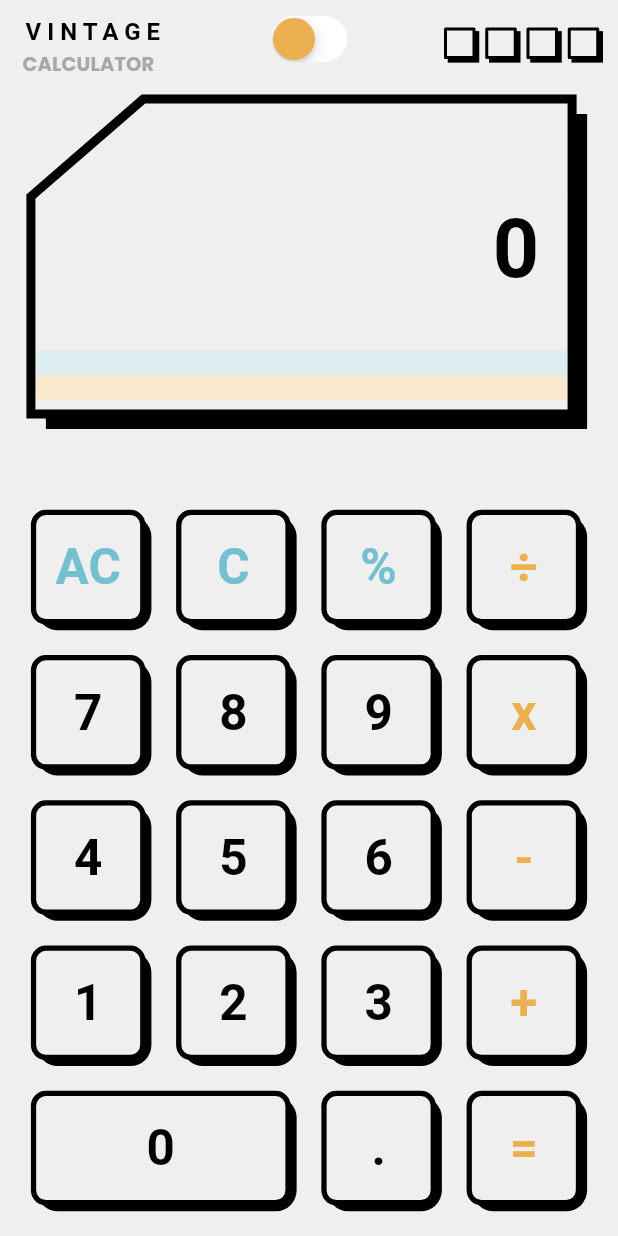
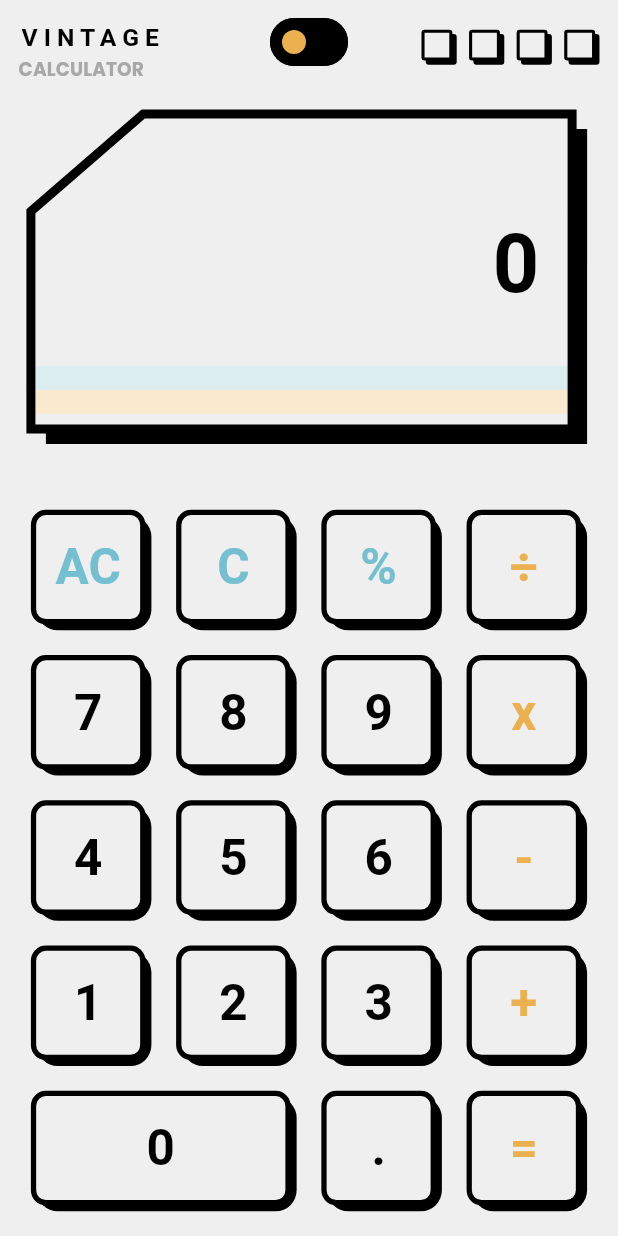
Before and after one commit to recepsenoglu/flutter_calculator, a Flutter app: the screen it shows after launch, on a phone screen of 412 x 824 dp. Run offline on Flutter 3.47's test engine with Material 3 defaults, Android fonts, the phone set to English and light mode, and no system bars; our stand-ins replace google_fonts, shared_preferences; Roboto replaces fonts that are missing (Michroma).

Commit message:
appBar sizes fixed

```diff
--- a/lib/feature/app_bar.dart
+++ b/lib/feature/app_bar.dart
@@ -1,19 +1,18 @@
-import 'package:flutter/cupertino.dart';
 import 'package:flutter/material.dart';
 import 'package:provider/provider.dart';
 
 import '../model/theme_model.dart';
+import '../utils/app_sizes.dart';
 
 class CalculatorAppBar extends StatelessWidget implements PreferredSizeWidget {
   const CalculatorAppBar({super.key});
 
   @override
-  Size get preferredSize => const Size.fromHeight(kToolbarHeight);
+  Size get preferredSize => Size.fromHeight(AppSizes.getHeight(0.08));
 
   @override
   Widget build(BuildContext context) {
     return AppBar(
-      toolbarHeight: 52,
       titleSpacing: 0,
       title: const Row(
         mainAxisAlignment: MainAxisAlignment.spaceBetween,
@@ -37,12 +36,34 @@ class _BrandName extends StatelessWidget {
 
     return Expanded(
       child: Padding(
-        padding: const EdgeInsets.fromLTRB(15, 10, 0, 0),
+        padding: EdgeInsets.only(
+          left: AppSizes.getWidth(0.03),
+          top: AppSizes.getHeight(0.015),
+        ),
         child: Column(
           crossAxisAlignment: CrossAxisAlignment.start,
           children: [
-            Text(strBrand, style: Theme.of(context).textTheme.titleMedium?.copyWith(fontSize: 16)),
-            Text(strCalculator, style: Theme.of(context).textTheme.titleSmall),
+            ConstrainedBox(
+              constraints: BoxConstraints(
+                maxWidth: AppSizes.getWidth(0.35),
+              ),
+              child: FittedBox(
+                child: Text(
+                  strBrand,
+                  style: Theme.of(context)
+                      .textTheme
+                      .titleMedium
+                      ?.copyWith(fontSize: AppSizes.getHeight(0.02)),
+                ),
+              ),
+            ),
+            Text(
+              strCalculator,
+              style: Theme.of(context)
+                  .textTheme
+                  .titleSmall
+                  ?.copyWith(fontSize: AppSizes.getHeight(0.015)),
+            ),
           ],
         ),
       ),
@@ -57,16 +78,18 @@ class _ThemeSwitch extends StatelessWidget {
   Widget build(BuildContext context) {
     return Consumer<ThemeModel>(
       builder: (context, ThemeModel themeProvider, child) {
-        return CupertinoSwitch(
+        return Switch.adaptive(
           value: themeProvider.isDark,
           onChanged: (isDark) {
             themeProvider.changeTheme(isDark);
           },
           activeColor: const Color(0xFF363636),
-          trackColor: Colors.white,
-          thumbColor: themeProvider.isDark
+          trackColor: MaterialStateProperty.all<Color>(Colors.black),
+          thumbColor: MaterialStateProperty.all<Color>(
+            themeProvider.isDark
                 ? const Color(0xFF75C0D0)
                 : const Color(0xFFEBB04F),
+          ),
         );
       },
     );
@@ -79,39 +102,56 @@ class _SolarPanels extends StatelessWidget {
   @override
   Widget build(BuildContext context) {
     return Expanded(
-      child: Padding(
-        padding: const EdgeInsets.fromLTRB(0, 18, 10, 10),
-        child: Row(
-          mainAxisAlignment: MainAxisAlignment.end,
-          children: [
-            ...List.generate(4, (index) {
+      child: Container(
+        width: AppSizes.getWidth(0.2),
+        height: AppSizes.getHeight(0.08),
+        alignment: Alignment.centerRight,
+        padding: EdgeInsets.only(
+          top: AppSizes.getHeight(0.03),
+          right: AppSizes.getWidth(0.03),
+        ),
+        child: ListView.separated(
+          scrollDirection: Axis.horizontal,
+          shrinkWrap: true,
+          itemCount: 4,
+          itemBuilder: (context, index) {
+            final double size = AppSizes.getWidth(0.05);
+            final double margin = AppSizes.getWidth(0.007);
+
             return Padding(
-                padding: const EdgeInsets.only(left: 4),
+              padding: EdgeInsets.only(
+                  left: index == 0 ? 0 : AppSizes.getWidth(0.01)),
               child: Stack(
                 children: [
                   Container(
-                      width: 21,
-                      height: 21,
-                      margin: const EdgeInsets.only(left: 2.5, top: 2.5),
+                    width: size,
+                    height: size,
+                    margin: EdgeInsets.only(left: margin, top: margin),
                     decoration: BoxDecoration(
-                          color: Theme.of(context).colorScheme.outline),
+                      color: Theme.of(context).colorScheme.outline,
+                      borderRadius: BorderRadius.circular(2),
+                    ),
                   ),
                   Container(
-                      width: 21,
-                      height: 21,
-                      margin: const EdgeInsets.only(right: 2.5, bottom: 2.5),
+                    width: size,
+                    height: size,
+                    margin: EdgeInsets.only(right: margin, bottom: margin),
                     decoration: BoxDecoration(
                       color: Theme.of(context).scaffoldBackgroundColor,
                       border: Border.all(
                         color: Theme.of(context).colorScheme.outline,
-                              width: 2),
-                          borderRadius: BorderRadius.circular(1)),
+                        width: AppSizes.getWidth(0.005),
+                      ),
+                      borderRadius: BorderRadius.circular(2),
+                    ),
                   ),
                 ],
               ),
             );
-            }),
-          ],
+          },
+          separatorBuilder: (context, index) {
+            return SizedBox(width: AppSizes.getWidth(0.01));
+          },
         ),
       ),
     );
```
Lines whose indentation alone changed are shown as unchanged.
